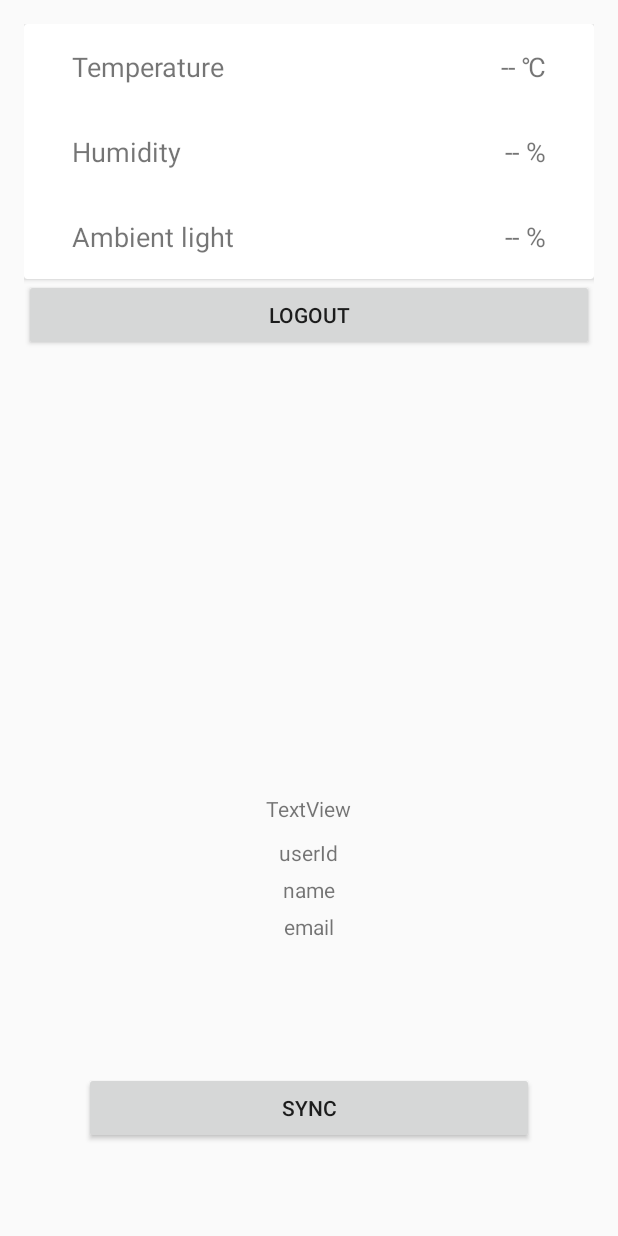
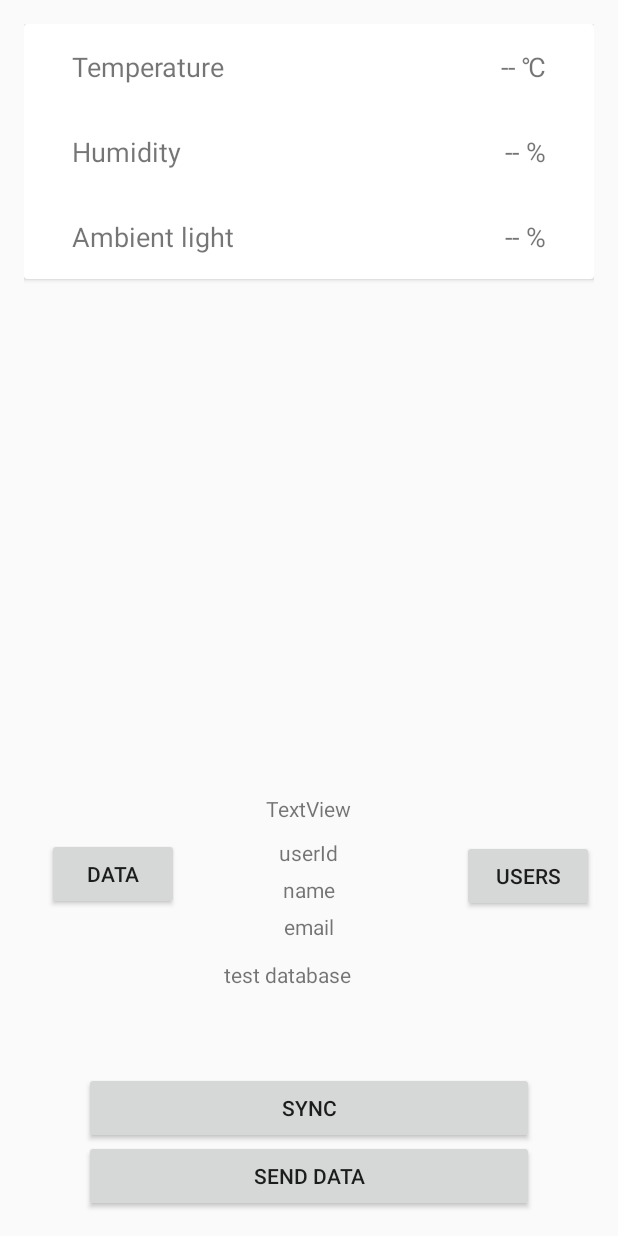
Before and after one commit to geoemm/iot-weather-station, an Android app: the layout activity_main.xml on its own in the app's theme, with its tools: preview values and no code run, on a phone screen of 412 x 824 dp. Run offline under Robolectric (Android 15) with nearby library versions, the phone set to English and light mode, and no system bars; network calls fail.

Commit message:
Cloud database

```diff
--- a/IOTWeatherStationApp/app/build.gradle
+++ b/IOTWeatherStationApp/app/build.gradle
@@ -27,7 +27,6 @@ dependencies {
     compile 'com.android.support:appcompat-v7:24.2.1'
     compile 'com.android.support:cardview-v7:24.2.1'
     compile 'com.android.support:design:24.2.1'
-    testCompile 'junit:junit:4.12'
     compile 'com.android.volley:volley:1.0.0'
     compile 'com.google.firebase:firebase-core:9.8.0'
     compile 'com.google.firebase:firebase-auth:9.8.0'
@@ -35,6 +34,8 @@ dependencies {
     compile 'com.google.firebase:firebase-database:9.8.0'
     compile 'com.google.android.gms:play-services-appindexing:9.8.0'
     compile 'com.google.android.gms:play-services-auth:9.8.0'
+    compile 'com.google.android.gms:play-services-gcm:9.8.0'
+    testCompile 'junit:junit:4.12'
 }
 
 apply plugin: 'com.google.gms.google-services'
--- a/IOTWeatherStationApp/app/src/main/res/layout/activity_main.xml
+++ b/IOTWeatherStationApp/app/src/main/res/layout/activity_main.xml
@@ -97,13 +97,6 @@
         android:layout_marginBottom="45dp"
         android:layout_marginLeft="40dp"
         android:layout_marginRight="40dp" />
-    <Button
-        android:layout_width="match_parent"
-        android:layout_height="wrap_content"
-        android:id="@+id/logout"
-        android:layout_below="@+id/panel"
-
-        android:text="LogOut"/>
 
     <TextView
     android:text="TextView"
@@ -138,4 +131,46 @@
         android:layout_centerHorizontal="true"
         android:layout_marginBottom="87dp"
         android:id="@+id/email" />
+
+    <Button
+        android:text="Send Data"
+        android:layout_width="wrap_content"
+        android:layout_height="wrap_content"
+        android:id="@+id/sendData"
+        android:layout_alignParentBottom="true"
+        android:layout_alignLeft="@+id/syncBtn"
+        android:layout_alignStart="@+id/syncBtn"
+        android:layout_alignRight="@+id/syncBtn"
+        android:layout_alignEnd="@+id/syncBtn" />
+
+    <TextView
+        android:text="test database"
+        android:layout_width="wrap_content"
+        android:layout_height="wrap_content"
+        android:layout_below="@+id/name"
+        android:layout_alignRight="@+id/textView"
+        android:layout_alignEnd="@+id/textView"
+        android:layout_marginTop="32dp"
+        android:id="@+id/cloudTextview" />
+
+    <Button
+        android:text="Users"
+        android:layout_width="wrap_content"
+        android:layout_height="wrap_content"
+        android:id="@+id/users"
+        android:layout_above="@+id/cloudTextview"
+        android:layout_alignParentRight="true"
+        android:layout_alignParentEnd="true" />
+
+    <Button
+        android:text="Data"
+        android:layout_width="wrap_content"
+        android:layout_height="wrap_content"
+        android:layout_below="@+id/textView"
+        android:layout_alignParentLeft="true"
+        android:layout_alignParentStart="true"
+        android:layout_marginLeft="15dp"
+        android:layout_marginStart="15dp"
+        android:id="@+id/lastData" />
+
 </RelativeLayout>
```
Also changed, not shown: IOTWeatherStationApp/app/src/main/AndroidManifest.xml (+20 -14 lines), IOTWeatherStationApp/app/src/main/java/com/mpsp/unipi/iotweatherstation/Data.java (added, +43 -0 lines), IOTWeatherStationApp/app/src/main/java/com/mpsp/unipi/iotweatherstation/LoginActivity.java (+62 -7 lines), IOTWeatherStationApp/app/src/main/java/com/mpsp/unipi/iotweatherstation/MainActivity.java (+76 -12 lines), IOTWeatherStationApp/app/src/main/java/com/mpsp/unipi/iotweatherstation/MyData.java (added, +23 -0 lines), IOTWeatherStationApp/app/src/main/java/com/mpsp/unipi/iotweatherstation/User.java (added, +21 -0 lines), IOTWeatherStationApp/app/src/main/java/com/mpsp/unipi/iotweatherstation/UsersActivity.java (added, +20 -0 lines), IOTWeatherStationApp/app/src/main/res/layout/activity_login.xml (+35 -23 lines), IOTWeatherStationApp/app/src/main/res/layout/activity_my_data.xml (added, +32 -0 lines), IOTWeatherStationApp/app/src/main/res/layout/activity_users.xml (added, +17 -0 lines).
